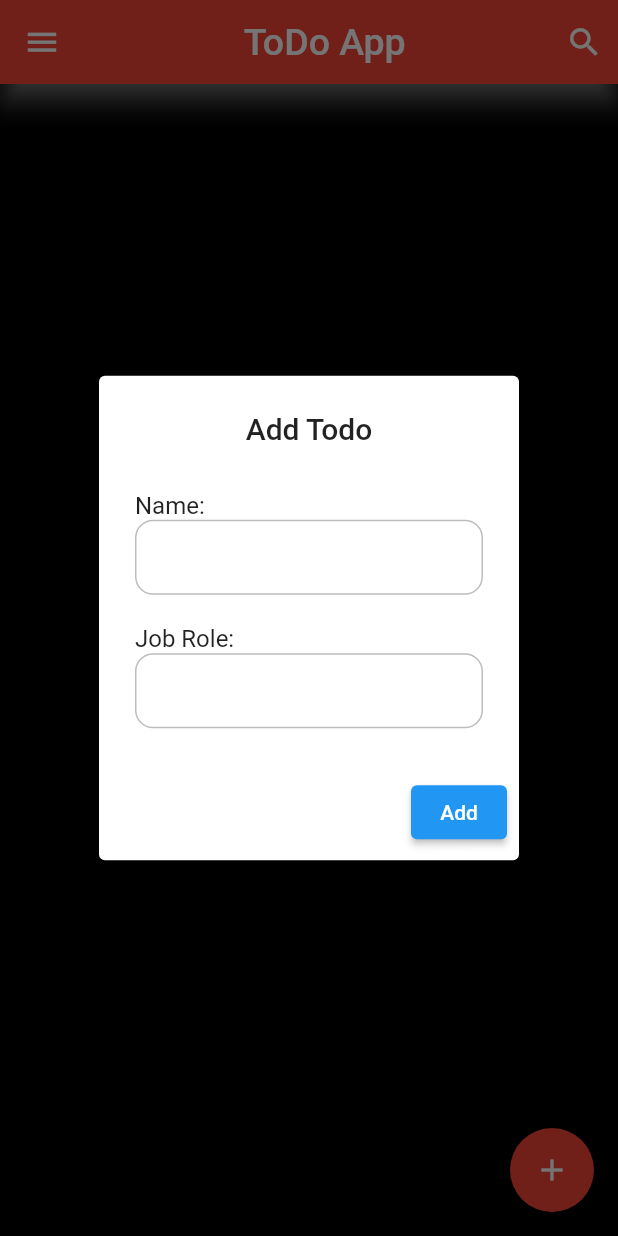
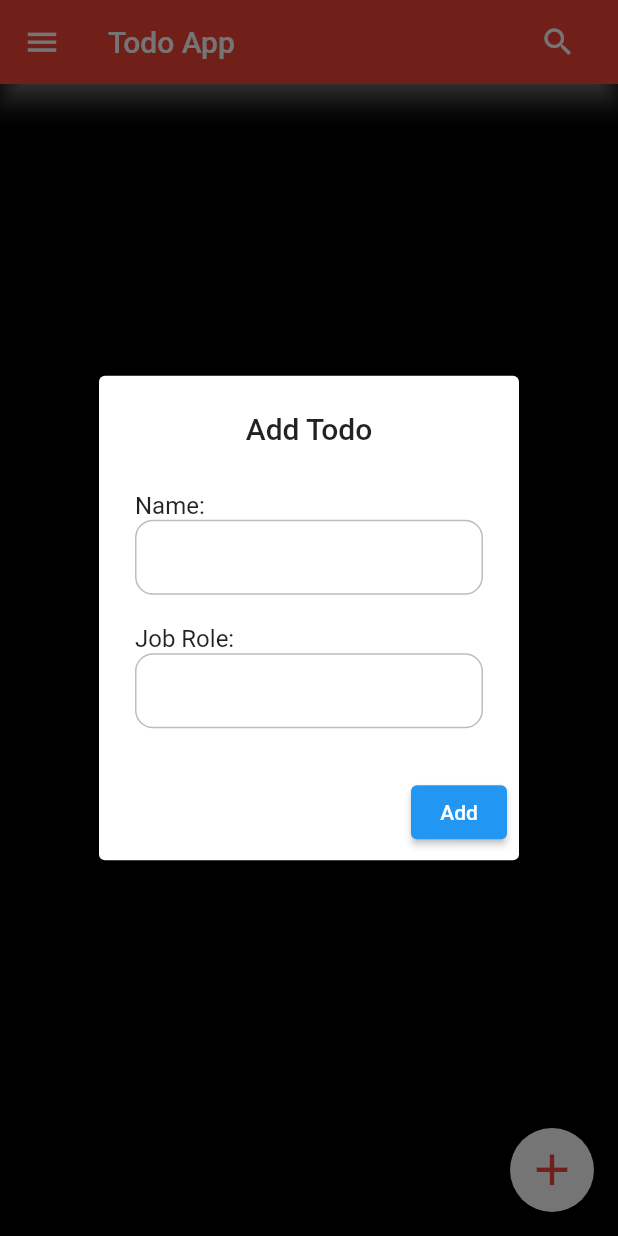
Before and after one commit to Muhammad-Bilal300/flutter_ToDo_App, a Flutter app: the screen it shows after launch, after a tap on the "add" icon, on a phone screen of 412 x 824 dp. Run offline on Flutter 3.47's test engine with Material 2 defaults, Android fonts, the phone set to English and light mode, and no system bars; drawn by our look-alikes of animated_search_bar.

Commit message:
Todo_App

```diff
--- a/lib/todo.dart
+++ b/lib/todo.dart
@@ -1,5 +1,6 @@
 import 'package:flutter/cupertino.dart';
 import 'package:flutter/material.dart';
+import 'package:animated_search_bar/animated_search_bar.dart';
 
 class Todo extends StatefulWidget {
   const Todo({Key? key}) : super(key: key);
@@ -12,13 +13,22 @@ class _TodoState extends State<Todo> {
   var output = '';
   var subTitle = '';
   List<dynamic> lst = [];
+  List<dynamic> lst_copy = [];
   List<dynamic> lst2 = [];
+
+  @override
+  void initState() {
+    setState(() {
+      lst_copy = lst;
+    });
+    super.initState();
+  }
 
   @override
   Widget build(BuildContext context) {
     return Scaffold(
       appBar: AppBar(
-        elevation:7,
+        elevation: 7,
         shadowColor: Colors.white,
         backgroundColor: Colors.red,
         leading: Icon(
@@ -26,44 +36,91 @@ class _TodoState extends State<Todo> {
           color: Colors.white,
           size: 25,
         ),
-        title: Center(
-          child: Text(
-            "ToDo App",
-            style: TextStyle(
-              fontSize: 25,
-              color: Colors.white,
+
+        title: AnimatedSearchBar(
+          label: "Todo App",
+          labelStyle: TextStyle(fontSize: 20),
+          cursorColor: Colors.white,
+          searchDecoration: InputDecoration(
+            border: InputBorder.none,
+            alignLabelWithHint: true,
+            hintText: "Search",
+            hintStyle: TextStyle(fontSize: 18, color: Colors.white),
+            fillColor: Colors.white,
+            // filled: true,
           ),
+          onChanged: (value) {
+            value = value.toLowerCase();
+            setState(() {
+              lst_copy = lst.where((todo) {
+                var name = todo.toLowerCase();
+                return name.toString().contains(value);
+              }).toList();
+            });
+          },
+
+          // title: Center(
+          //   child: Text(
+          //     "ToDo App",
+          //     style: TextStyle(
+          //       fontSize: 25,
+          //       color: Colors.white,
+          //     ),
+          //   ),
+          // ),
+          // actions: [
+          //   Icon(
+          //     Icons.search,
+          //     color: Colors.white,
+          //     size: 25,
+          //   ),
+          //   SizedBox(
+          //     width: 10,
+          //   )
+          // ],
         ),
-        ),
-        actions: [
-          Icon(
-            Icons.search,
-            color: Colors.white,
-            size: 25,
-          ),SizedBox(
-            width: 10,
-          )
-        ],
+        // title: Center(
+        //   child: Text(
+        //     "ToDo App",
+        //     style: TextStyle(
+        //       fontSize: 25,
+        //       color: Colors.white,
+        //     ),
+        //   ),
+        // ),
+        // actions: [
+        //   Icon(
+        //     Icons.search,
+        //     color: Colors.white,
+        //     size: 25,
+        //   ),
+        //   SizedBox(
+        //     width: 10,
+        //   )
+        // ],
       ),
       backgroundColor: Colors.black,
       body: Container(
         margin: EdgeInsets.only(top: 20),
         child: ListView.builder(
             shrinkWrap: true,
-            itemCount: lst.length,
+            itemCount: lst_copy.length,
             itemBuilder: (context, index) {
               return Container(
-                decoration: BoxDecoration(boxShadow: [
+                decoration: BoxDecoration(
+                    boxShadow: [
                       BoxShadow(
                         color: Colors.white,
                         spreadRadius: 3,
                         blurRadius: 4,
                         offset: Offset(0, 2), // changes position of shadow
                       ),
-                ], color: Colors.black, borderRadius: BorderRadius.circular(10)),
+                    ],
+                    color: Colors.black,
+                    borderRadius: BorderRadius.circular(10)),
                 // padding: EdgeInsets.all(5),
                 margin: EdgeInsets.symmetric(horizontal: 16, vertical: 10),
-                height: 75,
+                height: 70,
                 // color: Color.fromRGBO(255, 255, 255, 0.5),
                 child: ListTile(
                   leading: Text("${index + 1}",
@@ -72,9 +129,9 @@ class _TodoState extends State<Todo> {
                           fontWeight: FontWeight.bold,
                           color: Colors.white)),
                   title: Text(
-                    "${lst[index]}",
+                    "${lst_copy[index]}",
                     style: TextStyle(
-                        fontSize: 23,
+                        fontSize: 24,
                         fontWeight: FontWeight.bold,
                         color: Colors.white),
                   ),
@@ -83,7 +140,7 @@ class _TodoState extends State<Todo> {
                     style: TextStyle(
                         fontSize: 14,
                         fontWeight: FontWeight.w600,
-                        color: Colors.white),
+                        color: Colors.grey),
                   ),
                   trailing: Container(
                     width: MediaQuery.of(context).size.height * 0.1,
@@ -112,8 +169,8 @@ class _TodoState extends State<Todo> {
                                       ElevatedButton(
                                           onPressed: () {
                                             setState(() {
-                                              lst.replaceRange(
-                                                  index, index + 1, {lst[index]});
+                                              lst.replaceRange(index, index + 1,
+                                                  {lst[index]});
                                               output = '';
                                             });
                                             Navigator.of(context).pop();
@@ -136,18 +193,32 @@ class _TodoState extends State<Todo> {
                                 builder: (context) {
                                   return AlertDialog(
                                     title: Text("Edit Todo"),
-                                    content: Container(
+                                    content: Column(
+                                      mainAxisSize: MainAxisSize.min,
+                                      children: [
+                                        Column(
+                                          crossAxisAlignment:
+                                              CrossAxisAlignment.start,
+                                          children: [
+                                            Text("Name:"),
+                                            Container(
+                                              margin:
+                                                  EdgeInsets.only(bottom: 20),
                                               height: 50,
-                                      margin: const EdgeInsets.only(bottom: 20),
+                                              // margin: const EdgeInsets.only(bottom: 20),
                                               decoration: BoxDecoration(
-                                        borderRadius: BorderRadius.circular(12),
+                                                borderRadius:
+                                                    BorderRadius.circular(12),
                                                 color: Colors.white,
-                                        border: Border.all(color: Colors.black26),
+                                                border: Border.all(
+                                                    color: Colors.black26),
                                               ),
-                                      padding: const EdgeInsets.symmetric(
+                                              padding:
+                                                  const EdgeInsets.symmetric(
                                                       horizontal: 8),
                                               child: TextField(
-                                        decoration: const InputDecoration(
+                                                decoration:
+                                                    const InputDecoration(
                                                   border: InputBorder.none,
                                                 ),
                                                 onChanged: (value) {
@@ -155,12 +226,49 @@ class _TodoState extends State<Todo> {
                                                 },
                                               ),
                                             ),
+                                          ],
+                                        ),
+                                        Column(
+                                          crossAxisAlignment:
+                                              CrossAxisAlignment.start,
+                                          children: [
+                                            Text("Job Role:"),
+                                            Container(
+                                              height: 50,
+                                              // margin: const EdgeInsets.only(bottom: 20),
+                                              decoration: BoxDecoration(
+                                                borderRadius:
+                                                    BorderRadius.circular(12),
+                                                color: Colors.white,
+                                                border: Border.all(
+                                                    color: Colors.black26),
+                                              ),
+                                              padding:
+                                                  const EdgeInsets.symmetric(
+                                                      horizontal: 8),
+                                              child: TextField(
+                                                decoration:
+                                                    const InputDecoration(
+                                                  border: InputBorder.none,
+                                                ),
+                                                onChanged: (value) {
+                                                  subTitle = value;
+                                                },
+                                              ),
+                                            ),
+                                          ],
+                                        ),
+                                      ],
+                                    ),
                                     actions: [
                                       ElevatedButton(
                                           onPressed: () {
                                             setState(() {
                                               lst.replaceRange(
                                                   index, index + 1, {output});
+                                              output = '';
+                                              lst2.replaceRange(
+                                                  index, index + 1, {subTitle});
                                               output = '';
                                             });
                                             Navigator.of(context).pop();
@@ -184,7 +292,7 @@ class _TodoState extends State<Todo> {
             }),
       ),
       floatingActionButton: FloatingActionButton(
-        backgroundColor: Colors.red,
+        backgroundColor: Colors.white,
         onPressed: () {
           showDialog(
               context: context,
@@ -268,7 +376,11 @@ class _TodoState extends State<Todo> {
                 );
               });
         },
-        child: Icon(Icons.add),
+        child: Icon(
+          Icons.add,
+          color: Colors.red,
+          size: 35,
+        ),
       ),
     );
   }
--- a/pubspec.yaml
+++ b/pubspec.yaml
@@ -35,6 +35,7 @@ dependencies:
   # Use with the CupertinoIcons class for iOS style icons.
   cupertino_icons: ^1.0.2
   math_expressions: ^2.2.0
+  animated_search_bar: ^2.0.0
 
 dev_dependencies:
   flutter_test:
```
Also changed, not shown: pubspec.lock. Lines whose indentation alone changed are shown as unchanged.
